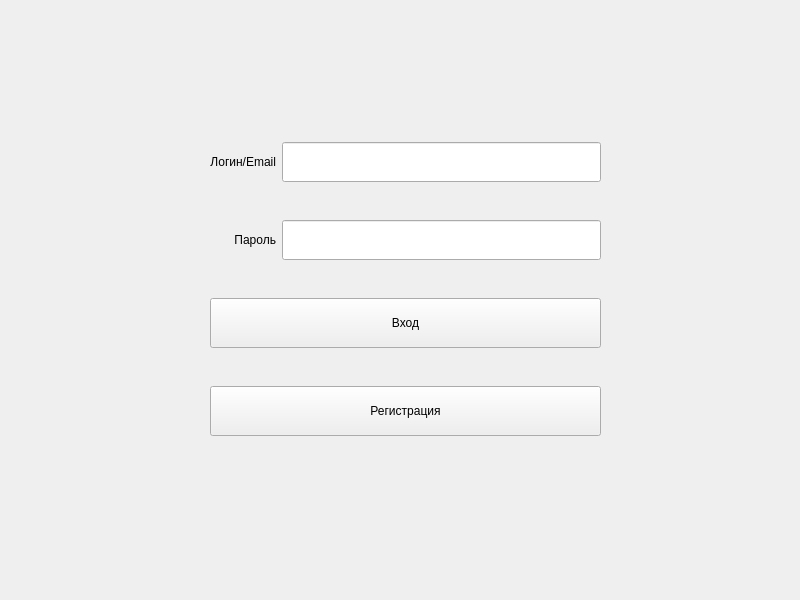
The window that client/authentification.ui (Twelve-cloud/coursework2) describes before a commit, drawn with Qt 5.
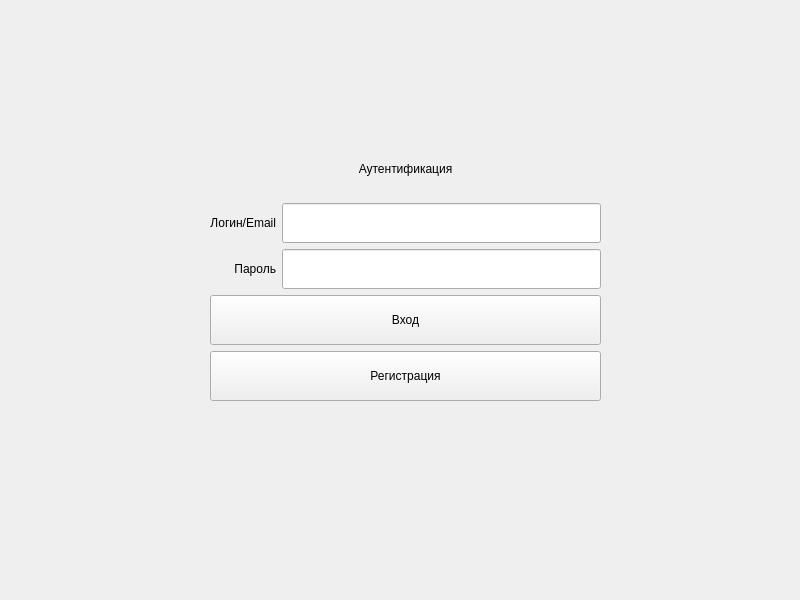
The same window after the commit.

```diff
--- a/client/authentification.ui
+++ b/client/authentification.ui
@@ -17,54 +17,13 @@
    <property name="geometry">
     <rect>
      <x>210</x>
-     <y>110</y>
+     <y>140</y>
      <width>391</width>
-     <height>361</height>
+     <height>261</height>
     </rect>
    </property>
    <layout class="QGridLayout" name="layout">
-    <item row="1" column="1">
-     <widget class="QLineEdit" name="passLineEdit">
-      <property name="minimumSize">
-       <size>
-        <width>0</width>
-        <height>40</height>
-       </size>
-      </property>
-      <property name="font">
-       <font>
-        <family>Yu Gothic</family>
-        <pointsize>10</pointsize>
-       </font>
-      </property>
-      <property name="clearButtonEnabled">
-       <bool>true</bool>
-      </property>
-     </widget>
-    </item>
-    <item row="0" column="0">
-     <widget class="QLabel" name="loginLabel">
-      <property name="sizePolicy">
-       <sizepolicy hsizetype="Preferred" vsizetype="Fixed">
-        <horstretch>0</horstretch>
-        <verstretch>0</verstretch>
-       </sizepolicy>
-      </property>
-      <property name="minimumSize">
-       <size>
-        <width>0</width>
-        <height>40</height>
-       </size>
-      </property>
-      <property name="text">
-       <string>Логин/Email</string>
-      </property>
-      <property name="alignment">
-       <set>Qt::AlignRight|Qt::AlignTrailing|Qt::AlignVCenter</set>
-      </property>
-     </widget>
-    </item>
-    <item row="2" column="0" colspan="2">
+    <item row="3" column="0" colspan="2">
      <widget class="QPushButton" name="authentificationButton">
       <property name="minimumSize">
        <size>
@@ -77,7 +36,7 @@
       </property>
      </widget>
     </item>
-    <item row="1" column="0">
+    <item row="2" column="0">
      <widget class="QLabel" name="passLabel">
       <property name="sizePolicy">
        <sizepolicy hsizetype="Preferred" vsizetype="Fixed">
@@ -99,7 +58,7 @@
       </property>
      </widget>
     </item>
-    <item row="0" column="1">
+    <item row="1" column="1">
      <widget class="QLineEdit" name="loginLineEdit">
       <property name="minimumSize">
        <size>
@@ -118,7 +77,26 @@
       </property>
      </widget>
     </item>
-    <item row="3" column="0" colspan="2">
+    <item row="2" column="1">
+     <widget class="QLineEdit" name="passLineEdit">
+      <property name="minimumSize">
+       <size>
+        <width>0</width>
+        <height>40</height>
+       </size>
+      </property>
+      <property name="font">
+       <font>
+        <family>Yu Gothic</family>
+        <pointsize>10</pointsize>
+       </font>
+      </property>
+      <property name="clearButtonEnabled">
+       <bool>true</bool>
+      </property>
+     </widget>
+    </item>
+    <item row="4" column="0" colspan="2">
      <widget class="QPushButton" name="registrationButton">
       <property name="minimumSize">
        <size>
@@ -131,6 +109,38 @@
       </property>
      </widget>
     </item>
+    <item row="1" column="0">
+     <widget class="QLabel" name="loginLabel">
+      <property name="sizePolicy">
+       <sizepolicy hsizetype="Preferred" vsizetype="Fixed">
+        <horstretch>0</horstretch>
+        <verstretch>0</verstretch>
+       </sizepolicy>
+      </property>
+      <property name="minimumSize">
+       <size>
+        <width>0</width>
+        <height>40</height>
+       </size>
+      </property>
+      <property name="text">
+       <string>Логин/Email</string>
+      </property>
+      <property name="alignment">
+       <set>Qt::AlignRight|Qt::AlignTrailing|Qt::AlignVCenter</set>
+      </property>
+     </widget>
+    </item>
+    <item row="0" column="0" colspan="2">
+     <widget class="QLabel" name="errorLabel">
+      <property name="text">
+       <string>Аутентификация</string>
+      </property>
+      <property name="alignment">
+       <set>Qt::AlignCenter</set>
+      </property>
+     </widget>
+    </item>
    </layout>
   </widget>
  </widget>
```
